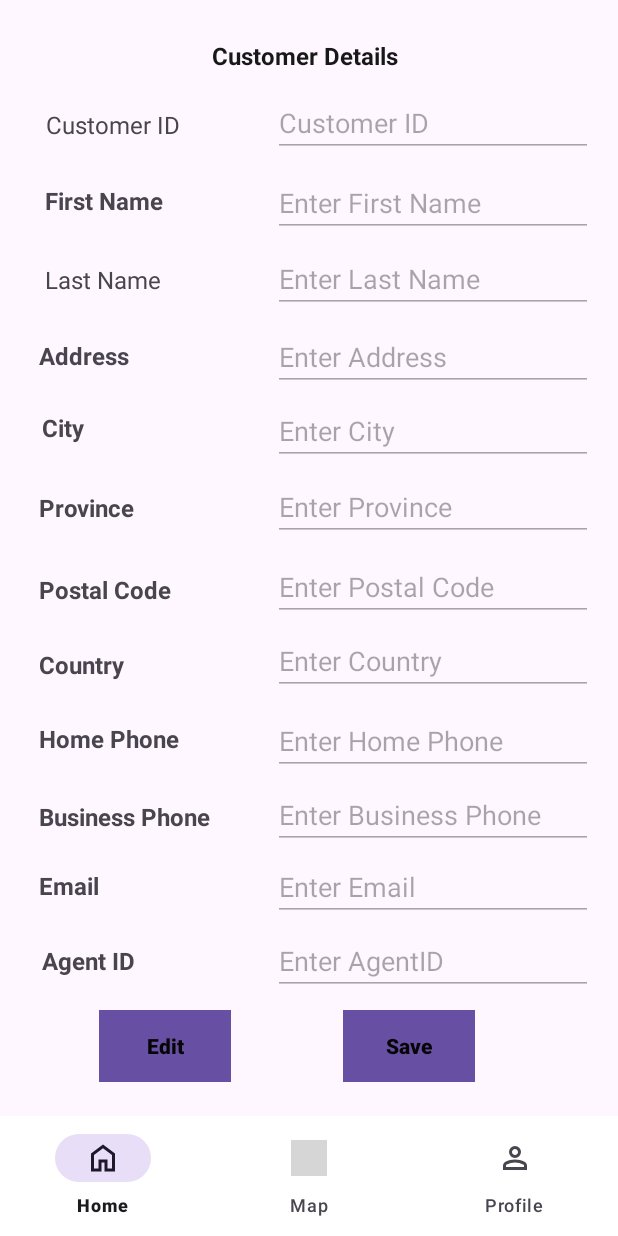
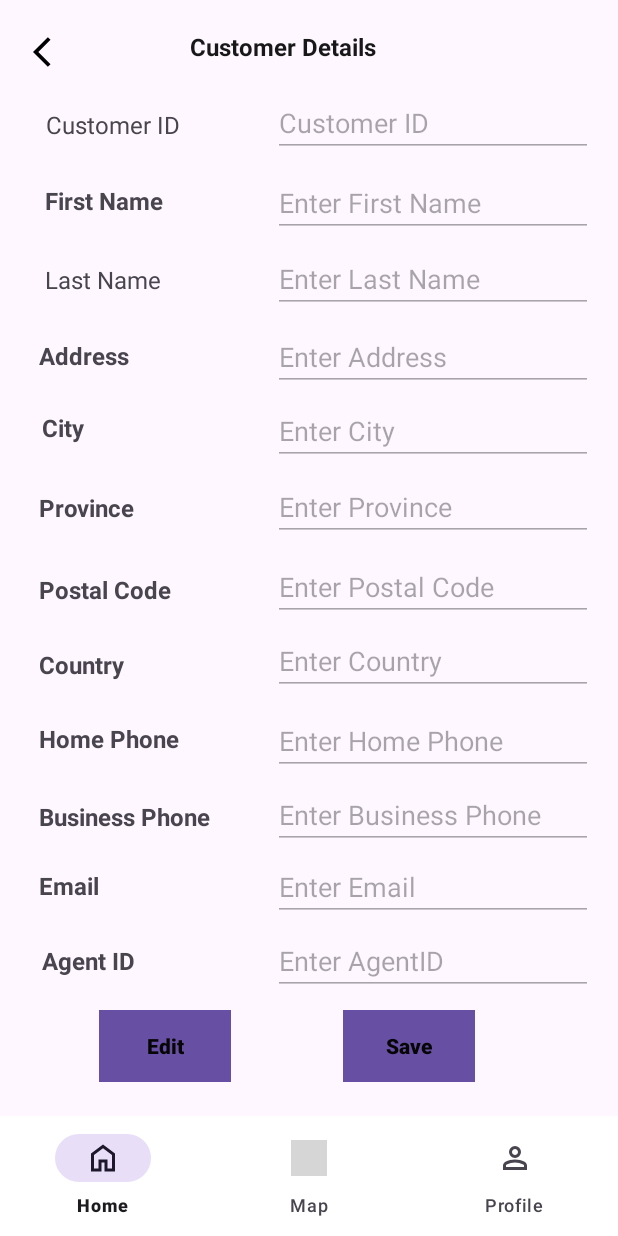
Before and after one commit to travel-expert-group-1-winter2024/travel-expert-mobile-application, an Android app: the fragment CustomerDetailsFragment placed in its activity, on a phone screen of 412 x 824 dp. Run offline under Robolectric (Android 15) with nearby library versions, the phone set to English and light mode, and no system bars; our stand-ins replace Timber; libraries missing offline, so code that uses them is left out: com.jakewharton.threetenabp; Roboto replaces fonts that are not available here; 4 statements that could not run were skipped; grey boxes are pictures that could not be loaded.

Commit message:
Add Back Button

```diff
--- a/app/src/main/java/com/example/travelexpertmobileapplication/fragments/CustomerDetailsFragment.java
+++ b/app/src/main/java/com/example/travelexpertmobileapplication/fragments/CustomerDetailsFragment.java
@@ -11,6 +11,7 @@ import android.view.View;
 import android.view.ViewGroup;
 import android.widget.Button;
 import android.widget.EditText;
+import android.widget.ImageButton;
 import android.widget.Toast;
 
 import com.example.travelexpertmobileapplication.model.Customer;
@@ -28,7 +29,7 @@ public class CustomerDetailsFragment extends Fragment {
 
     EditText etAgentID, etEmail, etHomePhone, etBusinessPhone, etCountry, etPostalCode,etCustomerID, etProvince, etCity, etAddress, etFirstName, etLastName;
     Button saveBtn, editBtn;
-
+    ImageButton btnBack4;
     public CustomerDetailsFragment() {
         // Required empty public constructor
     }
@@ -71,6 +72,9 @@ public class CustomerDetailsFragment extends Fragment {
         // Initialize Buttons
         saveBtn = view.findViewById(R.id.saveBtn);
         editBtn = view.findViewById(R.id.editBtn);
+        btnBack4 = view.findViewById(R.id.btnBack4);
+        btnBack4.setOnClickListener(v -> requireActivity().getSupportFragmentManager().popBackStack());
+
 
         // Set default data (You can retrieve from arguments or a database)
         Bundle args = getArguments();
--- a/app/src/main/java/com/example/travelexpertmobileapplication/fragments/CustomerFragment.java
+++ b/app/src/main/java/com/example/travelexpertmobileapplication/fragments/CustomerFragment.java
@@ -10,6 +10,7 @@ import android.view.LayoutInflater;
 import android.view.View;
 import android.view.ViewGroup;
 import android.widget.ArrayAdapter;
+import android.widget.ImageButton;
 import android.widget.ListView;
 
 import com.example.travelexpertmobileapplication.model.Customer;
@@ -34,6 +35,8 @@ public class CustomerFragment extends Fragment {
     ArrayAdapter<String> adapter;
     List<String> customerNames = new ArrayList<>();
     List<Customer> customersList = new ArrayList<>();
+    ImageButton btnBack3;
+
     public CustomerFragment() {
         // Required empty public constructor
     }
@@ -54,6 +57,8 @@ public class CustomerFragment extends Fragment {
         // Inflate the layout for this fragment
         View view = inflater.inflate(R.layout.fragment_customer, container, false);
         lvCustomers = view.findViewById(R.id.lvCustomers);
+        btnBack3 = view.findViewById(R.id.btnBack3);
+        btnBack3.setOnClickListener(v -> requireActivity().getSupportFragmentManager().popBackStack());
         adapter = new ArrayAdapter<>(getContext(), android.R.layout.simple_list_item_1, customerNames);
         lvCustomers.setAdapter(adapter);
         fetchCustomers();
--- a/app/src/main/res/layout/fragment_customer_details.xml
+++ b/app/src/main/res/layout/fragment_customer_details.xml
@@ -6,6 +6,19 @@
     android:layout_width="match_parent"
     android:layout_height="match_parent"
     tools:context=".fragments.CustomerDetailsFragment">
+
+    <ImageButton
+        android:id="@+id/btnBack4"
+        android:layout_width="35dp"
+        android:layout_height="29dp"
+        android:layout_marginTop="20dp"
+        android:background="?attr/selectableItemBackgroundBorderless"
+        android:contentDescription="Back Button"
+        app:layout_constraintEnd_toEndOf="parent"
+        app:layout_constraintHorizontal_bias="0.042"
+        app:layout_constraintStart_toStartOf="parent"
+        app:layout_constraintTop_toTopOf="parent"
+        app:srcCompat="@drawable/baseline_arrow_back_ios_24" />
 
     <EditText
         android:id="@+id/etAgentID"
@@ -362,10 +375,10 @@
         android:textStyle="bold"
         app:layout_constraintBottom_toBottomOf="parent"
         app:layout_constraintEnd_toEndOf="parent"
-        app:layout_constraintHorizontal_bias="0.557"
+        app:layout_constraintHorizontal_bias="0.498"
         app:layout_constraintStart_toStartOf="parent"
         app:layout_constraintTop_toTopOf="parent"
-        app:layout_constraintVertical_bias="0.036" />
+        app:layout_constraintVertical_bias="0.028" />
 
     <TextView
         android:id="@+id/textView4"
```
Also changed, not shown: app/src/main/res/layout/fragment_customer.xml (+18 -4 lines).
